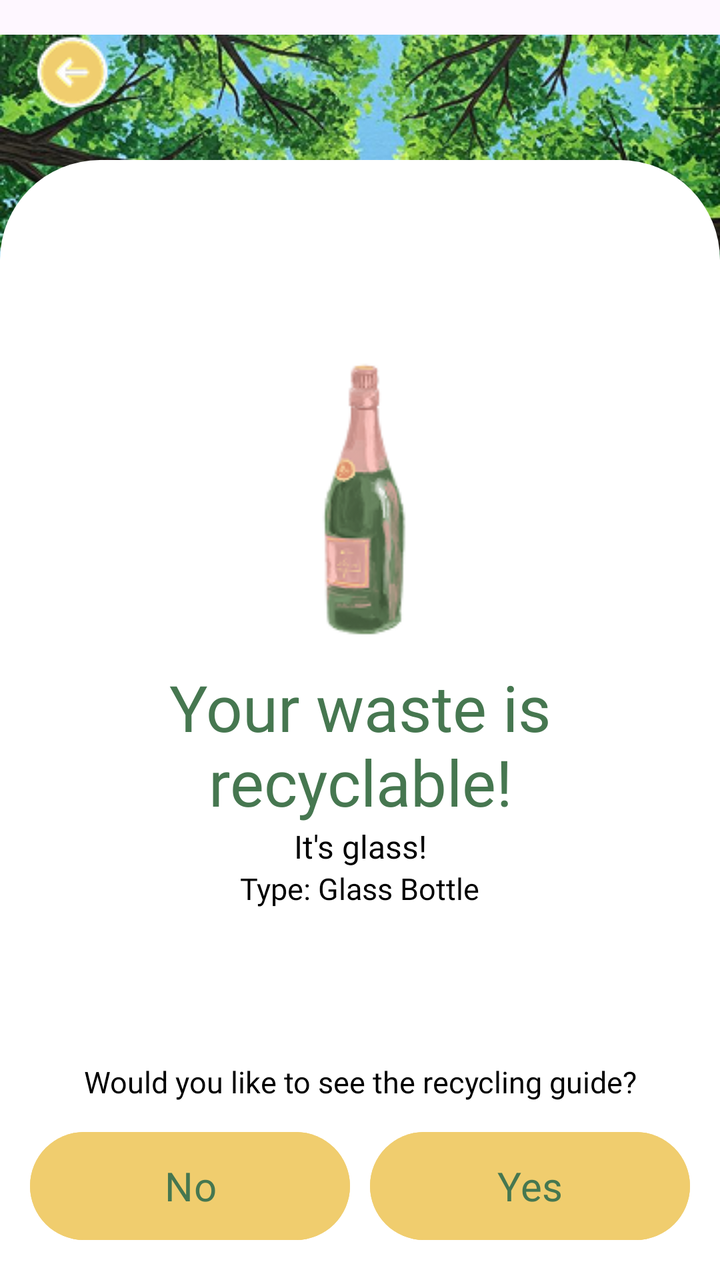
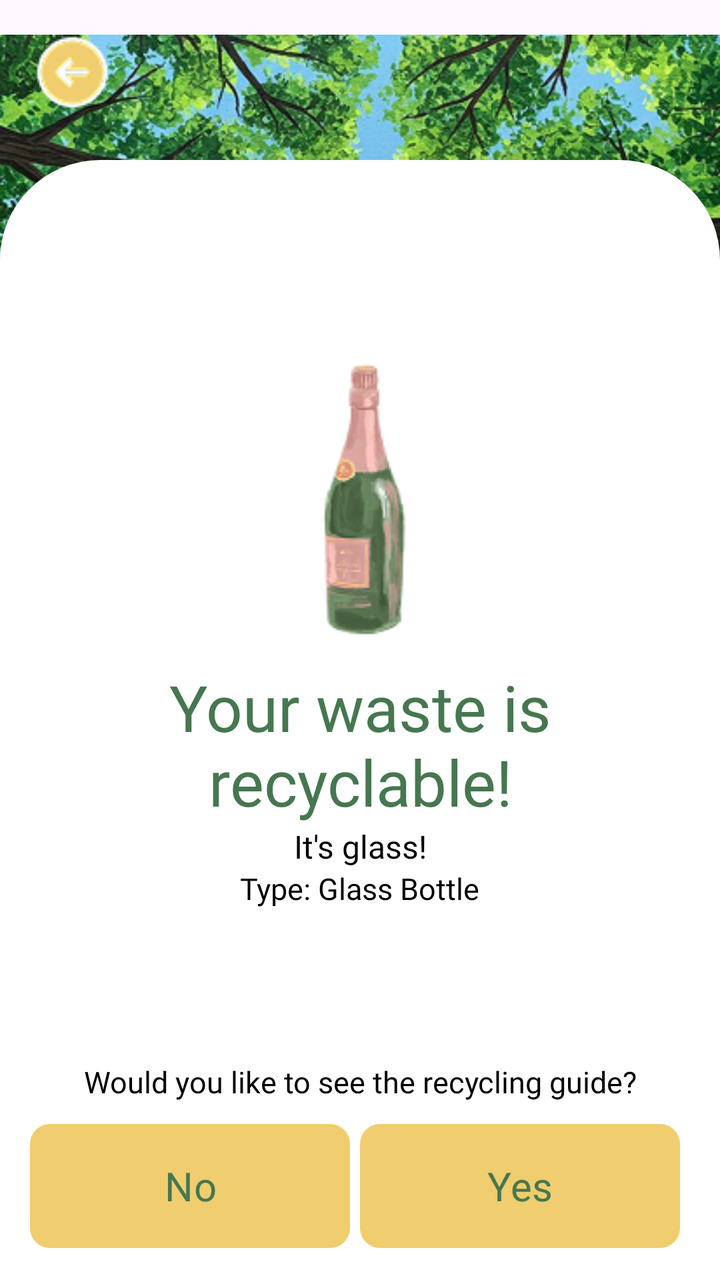

An Android layout rendered at two revisions. The XML below is the earlier revision; the diff shows what the commit changed to produce the second picture.
<!-- AndroidManifest.xml: application theme Theme.SortItJSON -->
<!-- res/layout/fragment_recyclableresult.xml -->
<?xml version="1.0" encoding="utf-8"?>
<androidx.constraintlayout.widget.ConstraintLayout 
    xmlns:android="http://schemas.android.com/apk/res/android"
    xmlns:app="http://schemas.android.com/apk/res-auto"
    xmlns:tools="http://schemas.android.com/tools"
    android:layout_width="match_parent"
    android:layout_height="match_parent">

    <ImageView
        android:id="@+id/illustration"
        android:layout_width="match_parent"
        android:layout_height="273dp"
        android:src="@drawable/rec_illus"
        app:layout_constraintBottom_toBottomOf="parent"
        app:layout_constraintEnd_toEndOf="parent"
        app:layout_constraintHorizontal_bias="1.0"
        app:layout_constraintStart_toStartOf="parent"
        app:layout_constraintTop_toTopOf="parent"
        app:layout_constraintVertical_bias="0.0" />

    <ImageButton
        android:id="@+id/btnTopLeft"
        android:layout_width="40dp"
        android:layout_height="40dp"
        android:background="@android:color/transparent"
        android:src="@drawable/button_yellow_backward"
        android:contentDescription="Back"
        android:padding="8dp"
        app:layout_constraintTop_toTopOf="parent"
        app:layout_constraintStart_toStartOf="parent"
        android:layout_margin="16dp"/>

    <LinearLayout
        android:id="@+id/whitebg"
        android:layout_width="match_parent"
        android:layout_height="560dp"
        android:background="@drawable/rectangle_bg"
        app:layout_constraintBottom_toBottomOf="parent"
        app:layout_constraintTop_toTopOf="@+id/illustration"
        app:layout_constraintVertical_bias="1.0"
        tools:layout_editor_absoluteX="16dp"
        android:orientation="vertical"
        android:gravity="top|center_horizontal"
        android:paddingTop="50dp"
        android:paddingLeft="10dp"
        android:paddingRight="10dp">

        <LinearLayout
            android:id="@+id/resultLayout"
            android:layout_width="match_parent"
            android:layout_height="wrap_content"
            android:gravity="center_horizontal"
            android:orientation="vertical">

            <ImageView
                android:id="@+id/illust_classification"
                android:layout_width="match_parent"
                android:layout_height="wrap_content"
                android:src="@drawable/glass_illus"
                android:layout_marginTop="40dp"/>

            <TextView
                android:id="@+id/classification"
                android:layout_width="286dp"
                android:layout_height="wrap_content"
                android:layout_marginTop="10dp"
                android:fontFamily="@font/montserrat_extrabold"
                android:gravity="center"
                android:text="@string/recyclable_result"
                android:textColor="#467750"
                android:textSize="32sp" />

            <TextView
                android:id="@+id/category"
                android:layout_width="314dp"
                android:layout_height="wrap_content"
                android:fontFamily="@font/montserrat_semibold"
                android:text="@string/glass_result"
                android:textAlignment="center"
                android:textColor="@color/black"
                android:textSize="16sp" />

            <TextView
                android:id="@+id/typeText"
                android:layout_width="wrap_content"
                android:layout_height="wrap_content"
                android:fontFamily="@font/montserrat_regular"
                android:text="@string/glasstype_glassbotlle"
                android:textSize="15sp"
                android:textColor="@color/black"/>

        </LinearLayout>
    </LinearLayout>

    <LinearLayout
        android:id="@+id/bottomLayout"
        android:layout_width="match_parent"
        android:layout_height="wrap_content"
        android:orientation="vertical"
        android:padding="10dp"
        android:layout_marginTop="20dp"
        android:gravity="center_horizontal"
        app:layout_constraintBottom_toBottomOf="parent"
        app:layout_constraintStart_toStartOf="parent"
        app:layout_constraintEnd_toEndOf="parent">

        <TextView
            android:id="@+id/questionText"
            android:layout_width="wrap_content"
            android:layout_height="wrap_content"
            android:text="Would you like to see the recycling guide?"
            android:textSize="15sp"
            android:fontFamily="@font/montserrat_regular"
            android:padding="5dp"
            android:textColor="@color/black"
            android:gravity="center"/>

        
        <LinearLayout
            android:layout_width="match_parent"
            android:layout_height="wrap_content"
            android:orientation="horizontal"
            android:gravity="center"
            android:padding="1dp">

            <Button
                android:id="@+id/buttonNo"
                android:layout_width="160dp"
                android:layout_height="62dp"
                android:layout_marginTop="5dp"
                android:layout_marginRight="5dp"
                android:layout_marginBottom="5dp"
                android:backgroundTint="#F0CD6E"
                android:fontFamily="@font/montserrat_extrabold"
                android:text="No"
                android:textAllCaps="false"
                android:textColor="#467750"
                android:textSize="20sp" />

            <Button
                android:id="@+id/buttonYes"
                android:layout_width="160dp"
                android:layout_height="62dp"
                android:text="Yes"
                android:textAllCaps="false"
                android:textSize="20sp"
                android:layout_marginTop="5dp"
                android:layout_marginBottom="5dp"
                android:layout_marginLeft="5dp"
                android:backgroundTint="#F0CD6E"
                android:fontFamily="@font/montserrat_extrabold"
                android:textColor="#467750"/>

        </LinearLayout>


    </LinearLayout>

</androidx.constraintlayout.widget.ConstraintLayout>
<!-- resources referenced by this layout -->
<resources>
  <color name="black">#FF000000</color>
  <!-- drawable button_yellow_backward: png bitmap (drawable, 1881 bytes) -->
  <!-- drawable glass_illus: png bitmap (drawable, 10266 bytes) -->
  <!-- drawable rec_illus: png bitmap (drawable, 330417 bytes) -->
  <!-- drawable rectangle_bg (drawable) -->
  <?xml version="1.0" encoding="utf-8"?>
  <layer-list xmlns:android="http://schemas.android.com/apk/res/android">
  
      
      <item>
          <shape android:shape="rectangle">
              <solid android:color="#FFFFFF"/>
              <corners
                  android:topLeftRadius="50dp"
                  android:topRightRadius="50dp"
                  android:bottomLeftRadius="0dp"
                  android:bottomRightRadius="0dp"/>
          </shape>
      </item>
  
  </layer-list>
  <string name="glass_result">It\'s glass!</string>
  <string name="glasstype_glassbotlle">Type: Glass Bottle</string>
  <string name="recyclable_result">Your waste is recyclable!</string>
  <style name="Theme.SortItJSON" parent="Base.Theme.SortItJSON" />
  <style name="Base.Theme.SortItJSON" parent="Theme.Material3.DayNight.NoActionBar">
          
          <item name="colorPrimary">@color/darkgreen</item>
      </style>
  <color name="darkgreen">#467750</color>
</resources>

<!-- the commit's change to res/layout/fragment_recyclableresult.xml (unified diff, before → after) -->
@@ -130,8 +130,9 @@
                 android:layout_marginTop="5dp"
                 android:layout_marginRight="5dp"
                 android:layout_marginBottom="5dp"
-                android:backgroundTint="#F0CD6E"
                 android:fontFamily="@font/montserrat_extrabold"
+                android:background="@drawable/result_button"
+                app:backgroundTint="#F0CD6E"
                 android:text="No"
                 android:textAllCaps="false"
                 android:textColor="#467750"
@@ -141,15 +142,16 @@
                 android:id="@+id/buttonYes"
                 android:layout_width="160dp"
                 android:layout_height="62dp"
+                android:layout_marginTop="5dp"
+                android:layout_marginRight="5dp"
+                android:layout_marginBottom="5dp"
+                android:fontFamily="@font/montserrat_extrabold"
+                android:background="@drawable/result_button"
+                app:backgroundTint="#F0CD6E"
                 android:text="Yes"
                 android:textAllCaps="false"
-                android:textSize="20sp"
-                android:layout_marginTop="5dp"
-                android:layout_marginBottom="5dp"
-                android:layout_marginLeft="5dp"
-                android:backgroundTint="#F0CD6E"
-                android:fontFamily="@font/montserrat_extrabold"
-                android:textColor="#467750"/>
+                android:textColor="#467750"
+                android:textSize="20sp"/>
 
         </LinearLayout>
 
<!-- resource entries referenced after the edit -->
@@ -21,6 +21,17 @@
       </item>
   
   </layer-list>
+  <!-- drawable result_button (drawable) -->
+  <shape xmlns:android="http://schemas.android.com/apk/res/android"
+      android:shape="rectangle">
+  
+      
+      <solid android:color="#FFFFFF"/>
+  
+      
+      <corners android:radius="10dp"/>
+  
+  </shape>
   <string name="glass_result">It\'s glass!</string>
   <string name="glasstype_glassbotlle">Type: Glass Bottle</string>
   <string name="recyclable_result">Your waste is recyclable!</string>
